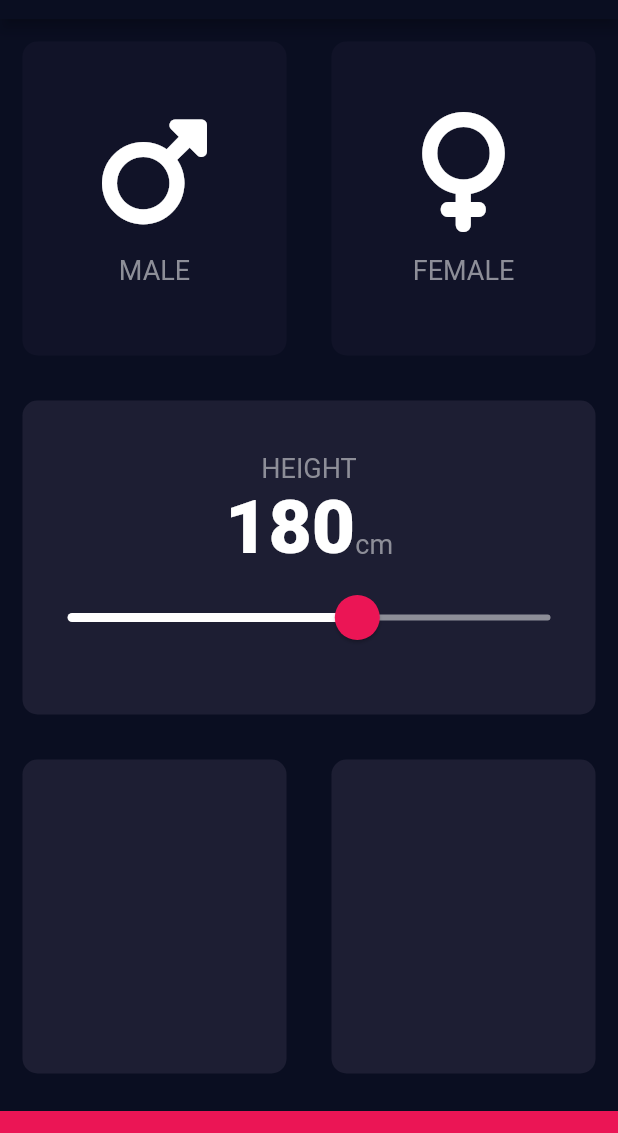
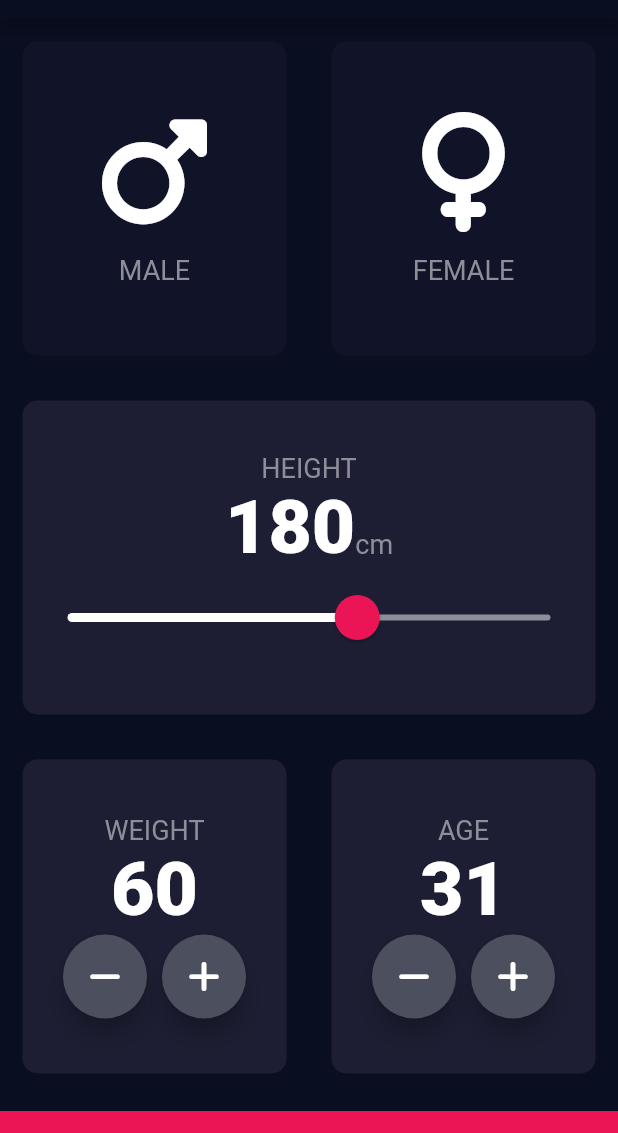
Before and after one commit to Talbekk/bmi-calculator, a Flutter app: the screen it shows after launch, on a phone screen of 412 x 824 dp, the part 65-1198 px from its top. Run offline on Flutter 3.47's test engine with Material 2 defaults, Android fonts, the phone set to English and light mode, and no system bars; our stand-ins replace font_awesome_flutter.

Commit message:
adds age and weight setters

```diff
--- a/lib/input_page.dart
+++ b/lib/input_page.dart
@@ -17,6 +17,8 @@
 class _InputPageState extends State<InputPage> {
   Gender selectedGender = null;
   int height = 180;
+  int weight = 60;
+  int age = 31;
 
   @override
   Widget build(BuildContext context) {
@@ -124,11 +126,85 @@
                 Expanded(
                   child: ReusableCard(
                     colour: kActiveCardColor,
+                    cardChild: Column(
+                      mainAxisAlignment: MainAxisAlignment.center,
+                      children: [
+                        Text(
+                          'WEIGHT',
+                          style: kLabelTextStyle,
+                        ),
+                        Text(
+                          weight.toString(),
+                          style: kLabelNumberStyle,
+                        ),
+                        Row(
+                          mainAxisAlignment: MainAxisAlignment.center,
+                          children: [
+                            RoundIconButton(
+                              icon: FontAwesomeIcons.minus,
+                              updateWeight: () {
+                                setState(() {
+                                  weight--;
+                                });
+                              },
+                            ),
+                            SizedBox(
+                              width: 10.0,
+                            ),
+                            RoundIconButton(
+                              icon: FontAwesomeIcons.plus,
+                              updateWeight: () {
+                                setState(() {
+                                  weight++;
+                                });
+                              },
+                            ),
+                          ],
+                        ),
+                      ],
+                    ),
                   ),
                 ),
                 Expanded(
                   child: ReusableCard(
                     colour: kActiveCardColor,
+                    cardChild: Column(
+                      mainAxisAlignment: MainAxisAlignment.center,
+                      children: [
+                        Text(
+                          'AGE',
+                          style: kLabelTextStyle,
+                        ),
+                        Text(
+                          age.toString(),
+                          style: kLabelNumberStyle,
+                        ),
+                        Row(
+                          mainAxisAlignment: MainAxisAlignment.center,
+                          children: [
+                            RoundIconButton(
+                              icon: FontAwesomeIcons.minus,
+                              updateWeight: () {
+                                setState(() {
+                                  age--;
+                                });
+                              },
+                            ),
+                            SizedBox(
+                              width: 10.0,
+                            ),
+                            RoundIconButton(
+                              icon: FontAwesomeIcons.plus,
+                              updateWeight: () {
+                                setState(() {
+                                  age++;
+                                });
+                              },
+                            ),
+                          ],
+                        ),
+                      ],
+                    ),
                   ),
                 )
               ],
@@ -145,3 +221,25 @@
     );
   }
 }
+
+class RoundIconButton extends StatelessWidget {
+  RoundIconButton({@required this.icon, @required this.updateWeight});
+
+  final IconData icon;
+  final Function updateWeight;
+
+  @override
+  Widget build(BuildContext context) {
+    return RawMaterialButton(
+      child: Icon(icon),
+      onPressed: updateWeight,
+      shape: CircleBorder(),
+      fillColor: Color(0xFF4C4F5E),
+      constraints: BoxConstraints.tightFor(
+        width: 56.0,
+        height: 56.0,
+      ),
+      elevation: 6.0,
+    );
+  }
+}
```
